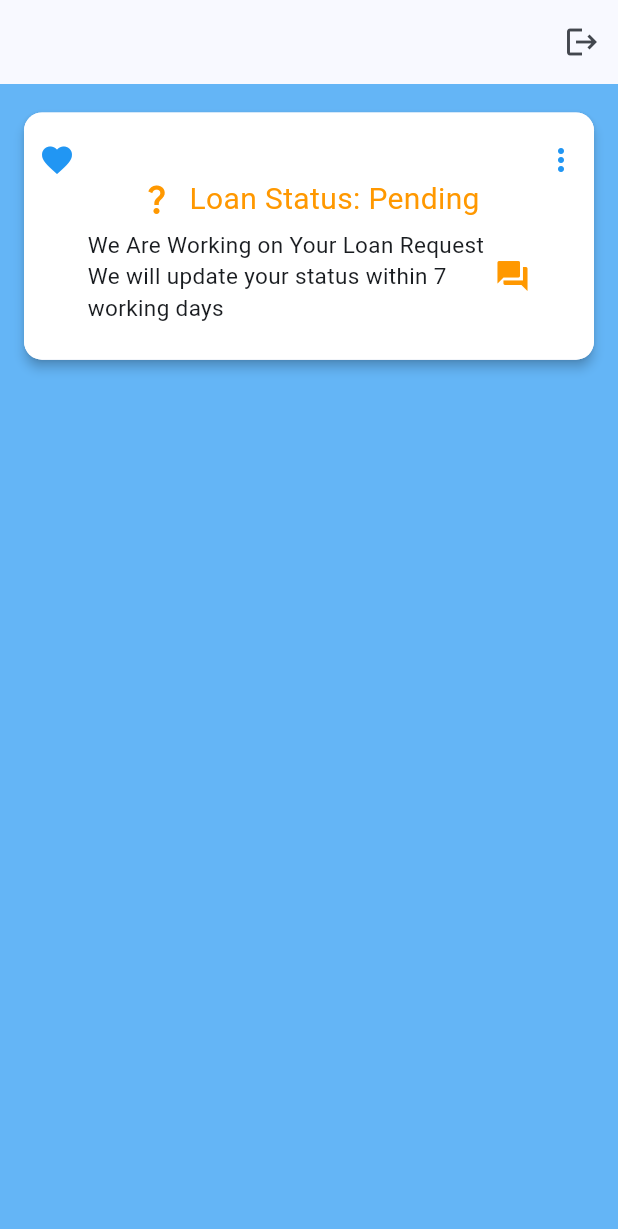
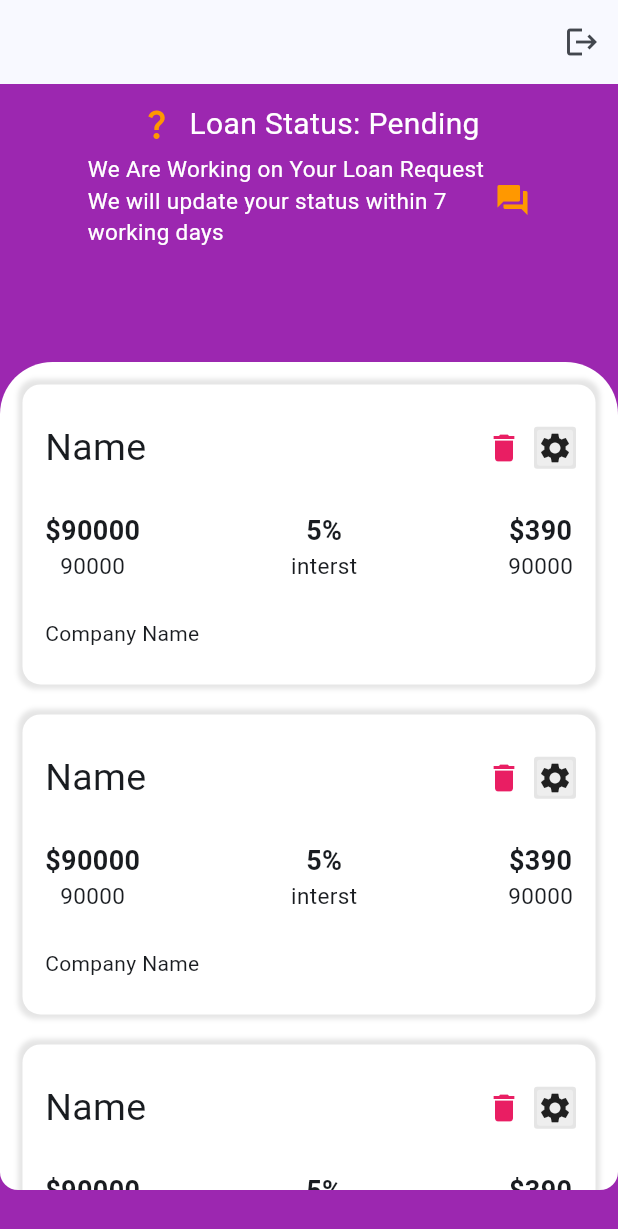
Before and after one commit to MHaddi1/myLoanApp, a Flutter app: the HomePage screen opened by its route, on a phone screen of 412 x 824 dp. Shown: the top 1229 px of the screen. Run offline on Flutter 3.47's test engine with Material 2 defaults, Android fonts, the phone set to English and light mode, and no system bars; our stand-ins replace cloud_firestore, csc_picker, firebase_auth, firebase_core, fluttertoast, get and 3 more; missing offline and left inert: dart:ffi; accounts and stored records are empty; network calls fail.

Commit message:
change in UI

```diff
--- a/lib/views/home/home_page.dart
+++ b/lib/views/home/home_page.dart
@@ -21,6 +21,13 @@ class _HomePageState extends State<HomePage> {
   final enrollController = Get.find<EnrollController>();
   final homeController = Get.put(HomeController());
   final amount = TextEditingController();
+  var statusText = "";
+  IconData iconData = Icons.home;
+  Color textColor = Colors.black;
+  String message = "";
+  IconData statusIcons = Icons.check_box;
+  bool showReSubmitButton = false;
+  bool showTextField = false;
 
   @override
   void dispose() {
@@ -40,7 +47,7 @@ class _HomePageState extends State<HomePage> {
     final userPreference = UserPreference();
 
     return Scaffold(
-      backgroundColor: Colors.blue[300],
+      backgroundColor: Colors.purple,
       appBar: AppBar(
         leading: const Icon(null),
         actions: [
@@ -94,13 +101,6 @@ class _HomePageState extends State<HomePage> {
             print(loanStatus);
           }
 
-          var statusText = "";
-          IconData iconData = Icons.home;
-          Color textColor = Colors.black;
-          String message = "";
-          IconData statusIcons = Icons.check_box;
-          bool showReSubmitButton = false;
-          bool showTextField = false;
           //bool showSubmitButton = false;
 
           if (loanStatus == 0) {
@@ -129,36 +129,28 @@ class _HomePageState extends State<HomePage> {
             showReSubmitButton = true;
           }
 
-          return Padding(
-            padding: const EdgeInsets.symmetric(horizontal: 12, vertical: 15),
-            child: Column(
+          return Column(
             mainAxisAlignment: MainAxisAlignment.spaceBetween,
             children: [
-                Card(
-                  elevation: 3,
-                  child: Container(
-                    decoration: BoxDecoration(
-                      color: Colors.white,
-                      borderRadius: BorderRadius.circular(12),
-                    ),
-                    height: Get.height * 0.20,
-                    width: Get.width,
-                    child: Column(
+              Column(
                 mainAxisAlignment: MainAxisAlignment.center,
                 children: [
+                  const SizedBox(
+                    height: 12,
+                  ),
                   const Padding(
                     padding: EdgeInsets.symmetric(horizontal: 10),
                     child: Row(
                       mainAxisAlignment: MainAxisAlignment.spaceBetween,
                       children: [
-                              Icon(
-                                Icons.favorite,
-                                color: Colors.blue,
-                              ),
-                              Icon(
-                                Icons.more_vert,
-                                color: Colors.blue,
-                              ),
+                        // Icon(
+                        //   Icons.favorite,
+                        //   color: Colors.blue,
+                        // ),
+                        // Icon(
+                        //   Icons.more_vert,
+                        //   color: Colors.blue,
+                        // ),
                       ],
                     ),
                   ),
@@ -174,19 +166,21 @@ class _HomePageState extends State<HomePage> {
                       ),
                       Text(
                         "Loan Status: $statusText",
-                              style: TextStyle(fontSize: 20, color: textColor),
+                        style:
+                            const TextStyle(fontSize: 20, color: Colors.white),
                       ),
                     ],
                   ),
                   Padding(
-                          padding: const EdgeInsets.symmetric(
-                              horizontal: 10, vertical: 5),
+                    padding:
+                        const EdgeInsets.symmetric(horizontal: 10, vertical: 5),
                     child: Row(
                       mainAxisAlignment: MainAxisAlignment.center,
                       children: [
                         Text(
                           message,
-                                style: const TextStyle(fontSize: 15),
+                          style: const TextStyle(
+                              fontSize: 15, color: Colors.white),
                         ),
                         const SizedBox(
                           width: 7,
@@ -200,22 +194,58 @@ class _HomePageState extends State<HomePage> {
                   ),
                 ],
               ),
-                  ),
-                ),
               const SizedBox(
                 height: 10,
               ),
+              Container(
+                alignment: Alignment.bottomCenter,
+                height: MediaQuery.of(context).size.height * 0.67,
+                decoration: const BoxDecoration(
+                  color: Colors.white,
+                  borderRadius: BorderRadius.only(
+                      topRight: Radius.circular(35),
+                      topLeft: Radius.circular(35),
+                      bottomLeft: Radius.circular(12),
+                      bottomRight: Radius.circular(12)),
+                ),
+                child: Container(
+                  decoration: const BoxDecoration(
+                      borderRadius: BorderRadius.only(
+                          topLeft: Radius.circular(12),
+                          topRight: Radius.circular(12))),
+                  child: SingleChildScrollView(
+                    child: Column(
+                      mainAxisAlignment: MainAxisAlignment.end,
+                      children: [
+                        const Padding(
+                          padding: EdgeInsets.symmetric(
+                              horizontal: 15, vertical: 15),
+                          child: Column(
+                            children: [
+                              MyCardDetail(),
+                              SizedBox(
+                                height: 20,
+                              ),
+                              MyCardDetail(),
+                              SizedBox(
+                                height: 20,
+                              ),
+                              MyCardDetail()
+                            ],
+                          ),
+                        ),
                         if (showTextField)
-                  MyButton(
+                          Padding(
+                            padding: const EdgeInsets.symmetric(
+                                horizontal: 15, vertical: 10),
+                            child: MyButton(
                               text: "Request For Loan",
                               onTap: () {
                                 Get.toNamed(RoutesName.loanApplied);
                               },
                             ),
+                          ),
                         if (showReSubmitButton)
-                  Column(
-                    mainAxisAlignment: MainAxisAlignment.end,
-                    children: [
                           MyButton(
                             text: newStatus == null
                                 ? "ReSubmit Application"
@@ -233,11 +263,124 @@ class _HomePageState extends State<HomePage> {
                           ),
                       ],
                     ),
+                  ),
+                ),
+              ),
+              const Column(
+                mainAxisAlignment: MainAxisAlignment.end,
+                children: [],
+              ),
             ],
-            ),
           );
         },
       ),
     );
   }
 }
+
+class MyCardDetail extends StatelessWidget {
+  const MyCardDetail({
+    super.key,
+  });
+
+  @override
+  Widget build(BuildContext context) {
+    return Container(
+      padding: const EdgeInsets.symmetric(horizontal: 15, vertical: 12),
+      height: 200,
+      decoration: BoxDecoration(
+          color: Colors.white,
+          borderRadius: BorderRadius.circular(12),
+          boxShadow: [
+            BoxShadow(
+              color: Colors.black.withOpacity(0.1),
+              spreadRadius: 3,
+              blurRadius: 2,
+            )
+          ]),
+      child: Column(
+        mainAxisAlignment: MainAxisAlignment.spaceAround,
+        children: [
+          Row(
+            mainAxisAlignment: MainAxisAlignment.spaceBetween,
+            children: [
+              const Text(
+                "Name",
+                style: TextStyle(fontSize: 25),
+              ),
+              Row(
+                children: [
+                  const Icon(
+                    Icons.delete,
+                    color: Colors.pink,
+                  ),
+                  const SizedBox(
+                    width: 10,
+                  ),
+                  Container(
+                      decoration: BoxDecoration(
+                          color: Colors.grey[200],
+                          boxShadow: [
+                            BoxShadow(
+                              color: Colors.black.withOpacity(0.1),
+                              spreadRadius: 2,
+                            )
+                          ],
+                          borderRadius: BorderRadius.circular(2)),
+                      child: const Icon(Icons.settings))
+                ],
+              )
+            ],
+          ),
+          const Row(
+            mainAxisAlignment: MainAxisAlignment.spaceBetween,
+            children: [
+              Column(
+                children: [
+                  Text(
+                    "\$90000",
+                    style: TextStyle(fontSize: 18, fontWeight: FontWeight.bold),
+                  ),
+                  Text(
+                    "90000",
+                    style: TextStyle(fontSize: 15),
+                  ),
+                ],
+              ),
+              Column(
+                children: [
+                  Text(
+                    "5%",
+                    style: TextStyle(fontSize: 18, fontWeight: FontWeight.bold),
+                  ),
+                  Text(
+                    "interst",
+                    style: TextStyle(fontSize: 15),
+                  ),
+                ],
+              ),
+              Column(
+                children: [
+                  Text(
+                    "\$390",
+                    style: TextStyle(fontSize: 18, fontWeight: FontWeight.bold),
+                  ),
+                  Text(
+                    "90000",
+                    style: TextStyle(fontSize: 15),
+                  ),
+                ],
+              )
+            ],
+          ),
+          const Align(
+            alignment: Alignment.topLeft,
+            child: Text(
+              "Company Name",
+            ),
+          ),
+        ],
+      ),
+    );
+  }
+}
```
Lines whose indentation alone changed are shown as unchanged.
